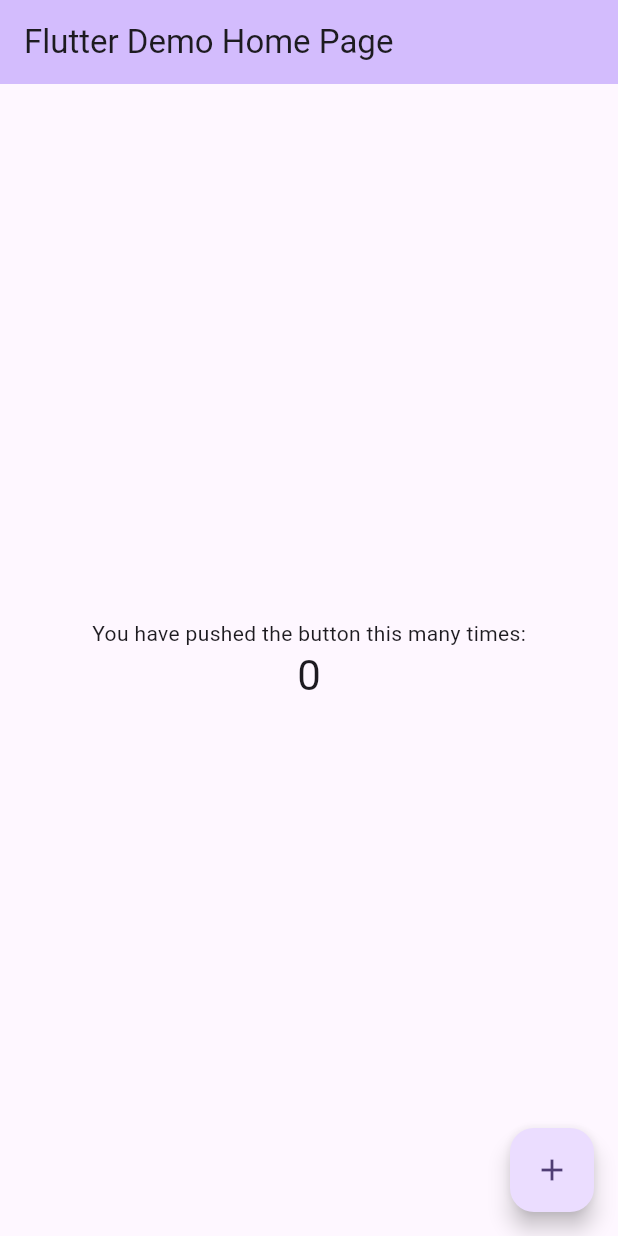
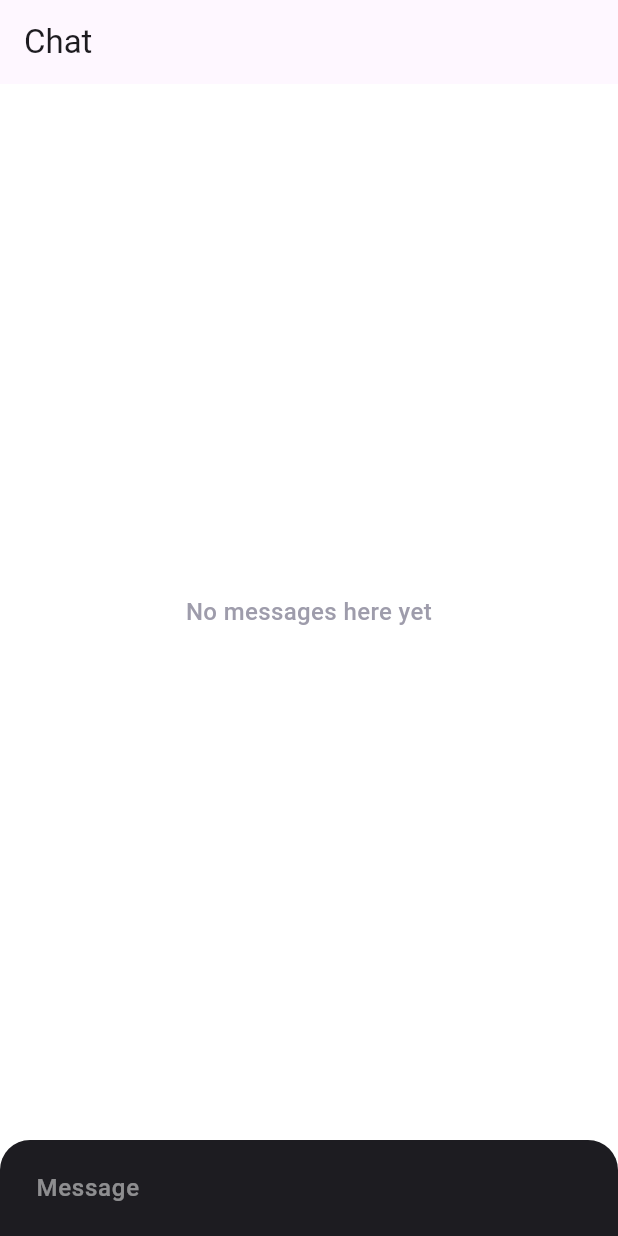
Before and after one commit to Paul-Franklin-student-programs/Qookit_chat_demo, a Flutter app: the screen it shows after launch, on a phone screen of 412 x 824 dp. Run offline on Flutter 3.47's test engine with Material 3 defaults, Android fonts, the phone set to English and light mode, and no system bars; our stand-ins replace flutter_chat_types, flutter_chat_ui.

Commit message:
project settings and upgrades altered, flutter_chat_ui imported, new chat code runs in emulator

```diff
--- /dev/null
+++ b/lib/chat_page.dart
@@ -0,0 +1,60 @@
+import 'dart:math';
+import 'package:flutter/material.dart';
+import 'package:flutter_chat_ui/flutter_chat_ui.dart';
+import 'package:flutter_chat_types/flutter_chat_types.dart' as types;
+import 'package:uuid/uuid.dart';
+
+class ChatPage extends StatefulWidget {
+  @override
+  _ChatPageState createState() => _ChatPageState();
+}
+
+class _ChatPageState extends State<ChatPage> {
+  List<types.Message> _messages = [];
+  final _user = const types.User(id: '1'); // User sending messages
+  final _bot = const types.User(id: '2');  // Chatbot replying
+
+  void _handleSendPressed(types.PartialText message) {
+    final textMessage = types.TextMessage(
+      author: _user,
+      id: const Uuid().v4(),
+      text: message.text,
+      createdAt: DateTime.now().millisecondsSinceEpoch,
+    );
+
+    setState(() {
+      _messages.insert(0, textMessage);
+    });
+
+    // Generate a random number reply after a short delay
+    Future.delayed(const Duration(seconds: 1), () {
+      _sendBotReply();
+    });
+  }
+
+  void _sendBotReply() {
+    final randomNumber = Random().nextInt(100); // Generate random number
+    final botMessage = types.TextMessage(
+      author: _bot,
+      id: const Uuid().v4(),
+      text: "Random number: $randomNumber",
+      createdAt: DateTime.now().millisecondsSinceEpoch,
+    );
+
+    setState(() {
+      _messages.insert(0, botMessage);
+    });
+  }
+
+  @override
+  Widget build(BuildContext context) {
+    return Scaffold(
+      appBar: AppBar(title: const Text("Chat")),
+      body: Chat(
+        messages: _messages,
+        onSendPressed: _handleSendPressed,
+        user: _user,
+      ),
+    );
+  }
+}
--- a/lib/main.dart
+++ b/lib/main.dart
@@ -1,4 +1,5 @@
 import 'package:flutter/material.dart';
+import 'chat_page.dart';
 
 void main() {
   runApp(const MyApp());
@@ -7,119 +8,11 @@
 class MyApp extends StatelessWidget {
   const MyApp({super.key});
 
-  // This widget is the root of your application.
   @override
   Widget build(BuildContext context) {
     return MaterialApp(
-      title: 'Flutter Demo',
-      theme: ThemeData(
-        // This is the theme of your application.
-        //
-        // TRY THIS: Try running your application with "flutter run". You'll see
-        // the application has a purple toolbar. Then, without quitting the app,
-        // try changing the seedColor in the colorScheme below to Colors.green
-        // and then invoke "hot reload" (save your changes or press the "hot
-        // reload" button in a Flutter-supported IDE, or press "r" if you used
-        // the command line to start the app).
-        //
-        // Notice that the counter didn't reset back to zero; the application
-        // state is not lost during the reload. To reset the state, use hot
-        // restart instead.
-        //
-        // This works for code too, not just values: Most code changes can be
-        // tested with just a hot reload.
-        colorScheme: ColorScheme.fromSeed(seedColor: Colors.deepPurple),
-        useMaterial3: true,
-      ),
-      home: const MyHomePage(title: 'Flutter Demo Home Page'),
+      debugShowCheckedModeBanner: false,
+      home: ChatPage(),
     );
   }
 }
-
-class MyHomePage extends StatefulWidget {
-  const MyHomePage({super.key, required this.title});
-
-  // This widget is the home page of your application. It is stateful, meaning
-  // that it has a State object (defined below) that contains fields that affect
-  // how it looks.
-
-  // This class is the configuration for the state. It holds the values (in this
-  // case the title) provided by the parent (in this case the App widget) and
-  // used by the build method of the State. Fields in a Widget subclass are
-  // always marked "final".
-
-  final String title;
-
-  @override
-  State<MyHomePage> createState() => _MyHomePageState();
-}
-
-class _MyHomePageState extends State<MyHomePage> {
-  int _counter = 0;
-
-  void _incrementCounter() {
-    setState(() {
-      // This call to setState tells the Flutter framework that something has
-      // changed in this State, which causes it to rerun the build method below
-      // so that the display can reflect the updated values. If we changed
-      // _counter without calling setState(), then the build method would not be
-      // called again, and so nothing would appear to happen.
-      _counter++;
-    });
-  }
-
-  @override
-  Widget build(BuildContext context) {
-    // This method is rerun every time setState is called, for instance as done
-    // by the _incrementCounter method above.
-    //
-    // The Flutter framework has been optimized to make rerunning build methods
-    // fast, so that you can just rebuild anything that needs updating rather
-    // than having to individually change instances of widgets.
-    return Scaffold(
-      appBar: AppBar(
-        // TRY THIS: Try changing the color here to a specific color (to
-        // Colors.amber, perhaps?) and trigger a hot reload to see the AppBar
-        // change color while the other colors stay the same.
-        backgroundColor: Theme.of(context).colorScheme.inversePrimary,
-        // Here we take the value from the MyHomePage object that was created by
-        // the App.build method, and use it to set our appbar title.
-        title: Text(widget.title),
-      ),
-      body: Center(
-        // Center is a layout widget. It takes a single child and positions it
-        // in the middle of the parent.
-        child: Column(
-          // Column is also a layout widget. It takes a list of children and
-          // arranges them vertically. By default, it sizes itself to fit its
-          // children horizontally, and tries to be as tall as its parent.
-          //
-          // Column has various properties to control how it sizes itself and
-          // how it positions its children. Here we use mainAxisAlignment to
-          // center the children vertically; the main axis here is the vertical
-          // axis because Columns are vertical (the cross axis would be
-          // horizontal).
-          //
-          // TRY THIS: Invoke "debug painting" (choose the "Toggle Debug Paint"
-          // action in the IDE, or press "p" in the console), to see the
-          // wireframe for each widget.
-          mainAxisAlignment: MainAxisAlignment.center,
-          children: <Widget>[
-            const Text(
-              'You have pushed the button this many times:',
-            ),
-            Text(
-              '$_counter',
-              style: Theme.of(context).textTheme.headlineMedium,
-            ),
-          ],
-        ),
-      ),
-      floatingActionButton: FloatingActionButton(
-        onPressed: _incrementCounter,
-        tooltip: 'Increment',
-        child: const Icon(Icons.add),
-      ), // This trailing comma makes auto-formatting nicer for build methods.
-    );
-  }
-}
--- a/pubspec.yaml
+++ b/pubspec.yaml
@@ -32,9 +32,13 @@ dependencies:
     sdk: flutter
 
 
+
   # The following adds the Cupertino Icons font to your application.
   # Use with the CupertinoIcons class for iOS style icons.
   cupertino_icons: ^1.0.8
+  flutter_chat_ui: ^1.6.15
+  flutter_chat_types: ^3.6.0
+  uuid: ^4.3.3
 
 dev_dependencies:
   flutter_test:
```
Also changed, not shown: pubspec.lock, 6 other files.
